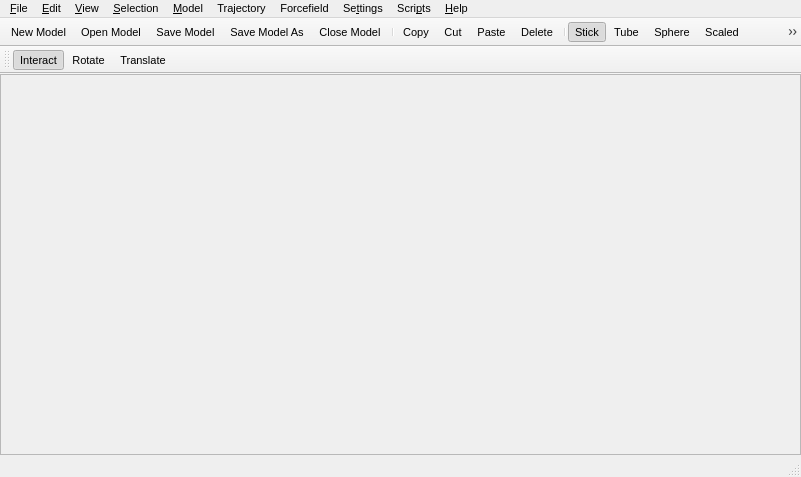
Before: the Qt Designer form branches/nugui/src/gui/mainwindow.ui in trisyoungs/aten, drawn with Qt 5.
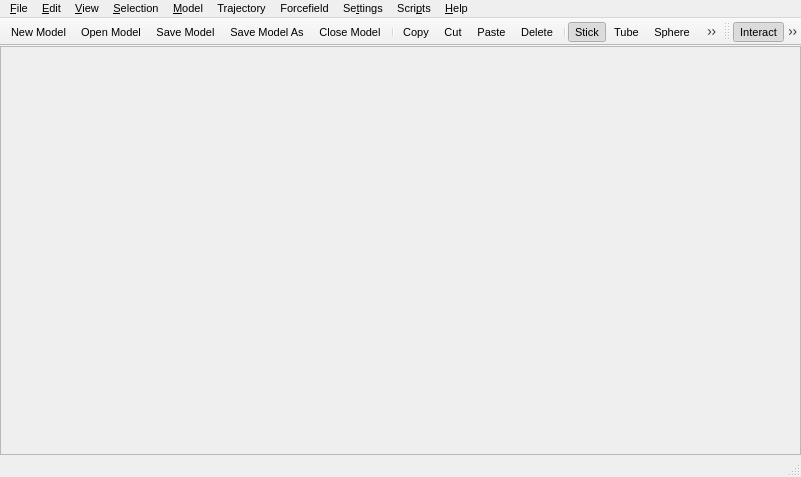
After: the same form once the commit is applied. Icons and pictures are not drawn.

```diff
--- a/branches/nugui/src/gui/mainwindow.ui
+++ b/branches/nugui/src/gui/mainwindow.ui
@@ -378,7 +378,7 @@
     <enum>TopToolBarArea</enum>
    </attribute>
    <attribute name="toolBarBreak">
-    <bool>true</bool>
+    <bool>false</bool>
    </attribute>
    <addaction name="actionMouseInteract"/>
    <addaction name="actionMouseRotate"/>
```
Left out of the diff: 21 changed lines with no effect on the pictures.
